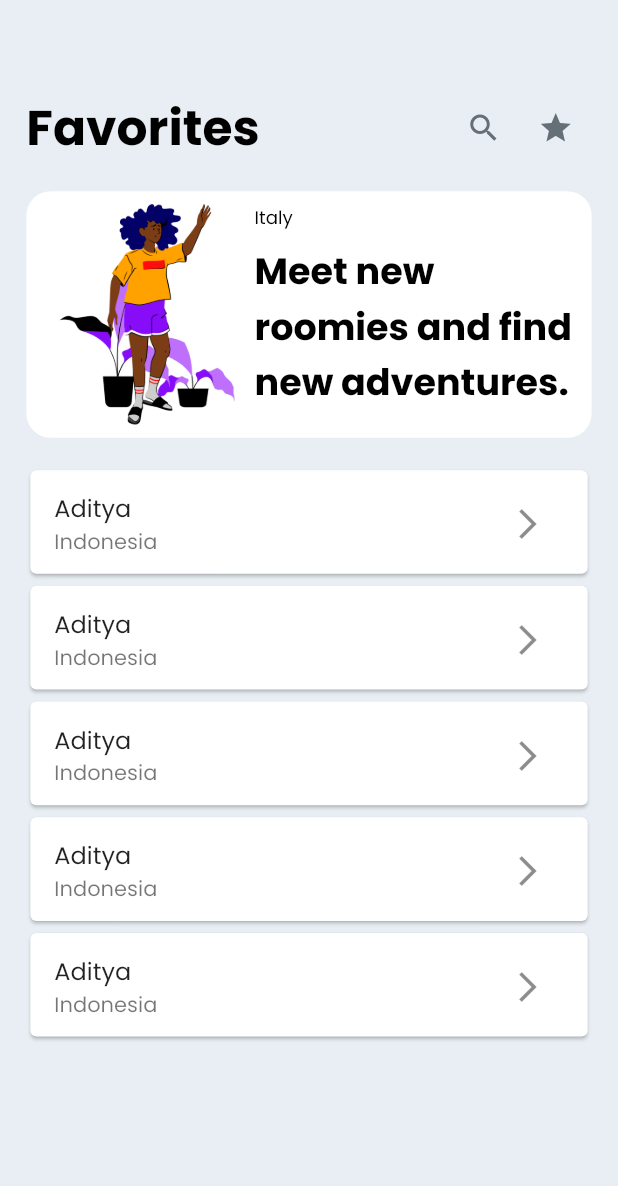
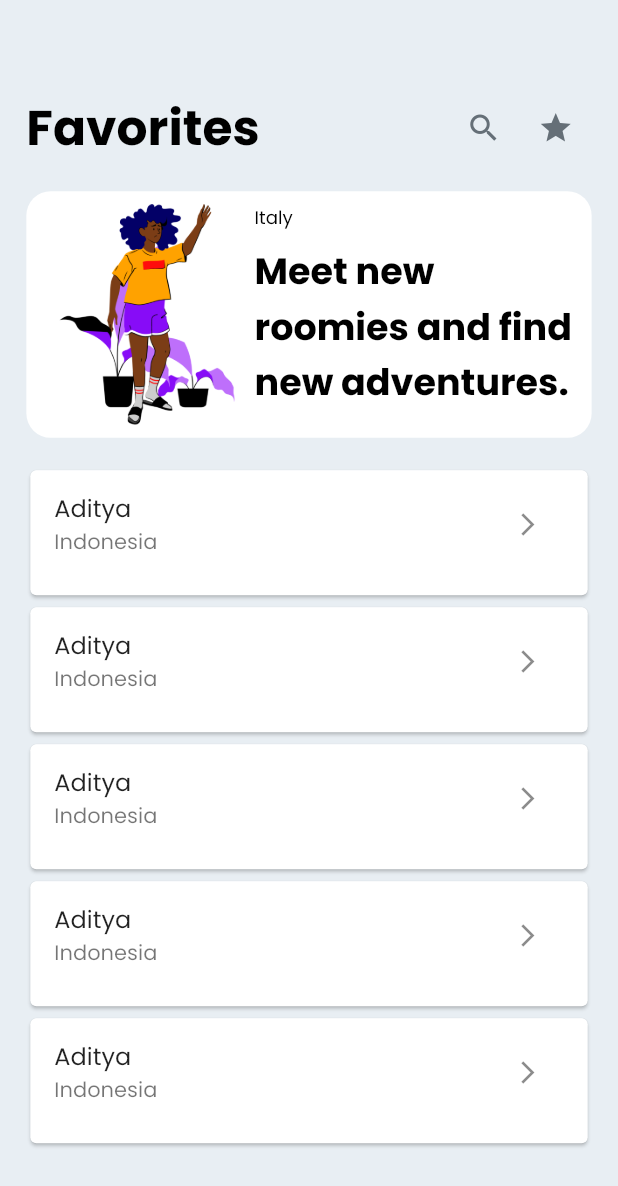
Before and after one commit to AdityaAde/booking-app, a Flutter app: the FavoritePage screen opened directly, on a phone screen of 412 x 824 dp. Shown: the top 1186 px of the screen. Run offline on Flutter 3.47's test engine with Material 2 defaults, Android fonts, the phone set to English and light mode, and no system bars; our stand-ins replace bloc, flutter_bloc, flutter_screenutil; missing offline and left inert: shared_preferences_web.

Commit message:
finishing prototype favorite page

```diff
--- a/lib/main.dart
+++ b/lib/main.dart
@@ -1,3 +1,4 @@
+import 'package:booking_app/presentation/pages/discover/discover_view.dart';
 import 'package:booking_app/presentation/pages/discover/favorite/favorite_view.dart';
 import 'package:flutter/material.dart';
 import 'package:flutter_screenutil/flutter_screenutil.dart';
@@ -23,7 +24,7 @@ class MyApp extends StatelessWidget {
               fontFamily: 'Poppins',
               primarySwatch: Colors.blue,
             ),
-            home: const FavoritePage(),
+            home: const DiscoverPage(),
           );
         });
   }
--- a/lib/presentation/pages/discover/favorite/component/favorite_list.dart
+++ b/lib/presentation/pages/discover/favorite/component/favorite_list.dart
@@ -20,14 +20,14 @@ class FavoriteList extends StatelessWidget {
   Widget _listItem() {
     return Container(
       margin: EdgeInsets.symmetric(horizontal: AppDimen.h16),
-      height: 76.h,
+      height: 90.h,
       child: Card(
         child: ListTile(
           title: const Text('Aditya'),
           subtitle: const Text('Indonesia'),
           trailing: IconButton(
             onPressed: () {},
-            icon: const Icon(Icons.arrow_forward_ios),
+            icon: const Icon(Icons.arrow_forward_ios, size: 18),
           ),
         ),
       ),
```
